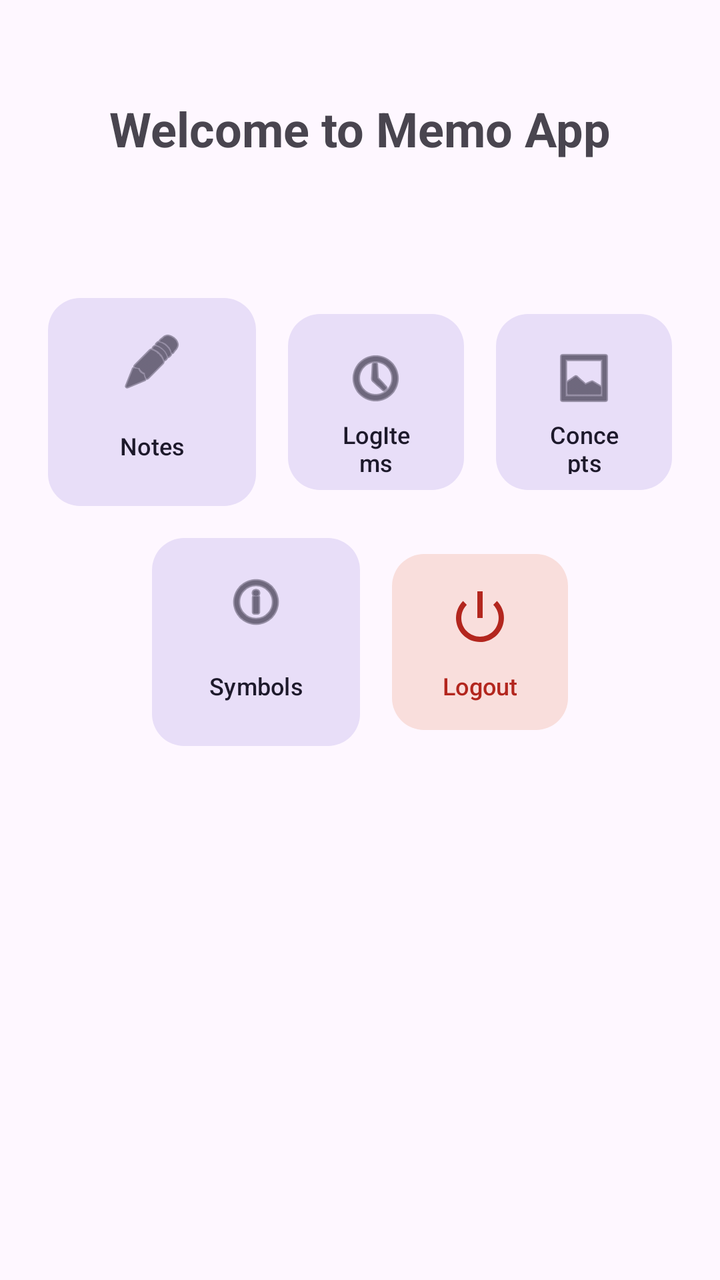
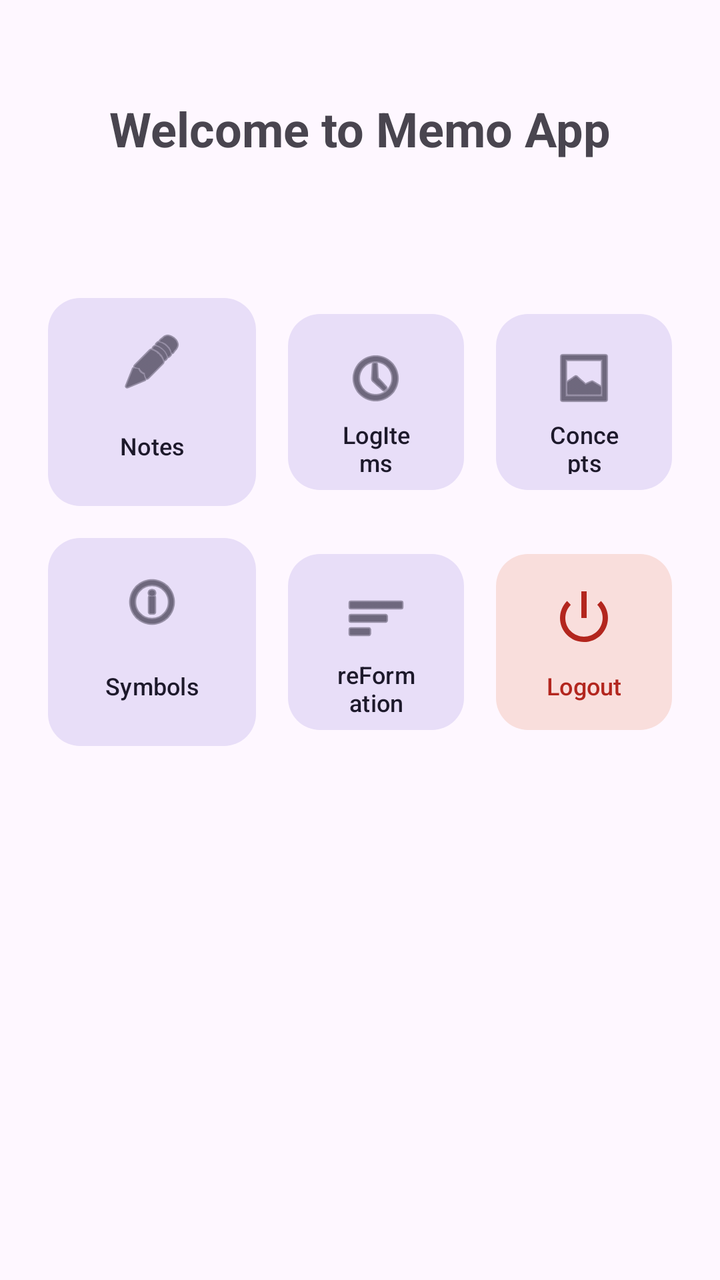

An Android layout rendered at two revisions. The XML below is the earlier revision; the diff shows what the commit changed to produce the second picture.
<!-- AndroidManifest.xml: application theme Theme.MemoApp -->
<!-- res/layout/fragment_home.xml -->
<?xml version="1.0" encoding="utf-8"?>
<androidx.constraintlayout.widget.ConstraintLayout xmlns:android="http://schemas.android.com/apk/res/android"
    xmlns:app="http://schemas.android.com/apk/res-auto"
    xmlns:tools="http://schemas.android.com/tools"
    android:layout_width="match_parent"
    android:layout_height="match_parent"
    android:padding="16dp"
    tools:context=".HomeFragment">

    <TextView
        android:id="@+id/text_home_title"
        android:layout_width="wrap_content"
        android:layout_height="wrap_content"
        android:layout_marginTop="32dp"
        android:text="Welcome to Memo App"
        android:textSize="24sp"
        android:textStyle="bold"
        app:layout_constraintEnd_toEndOf="parent"
        app:layout_constraintStart_toStartOf="parent"
        app:layout_constraintTop_toTopOf="parent" />

    
    <com.google.android.material.button.MaterialButton
        android:id="@+id/button_to_notes"
        style="@style/Widget.Material3.Button.TonalButton"
        android:layout_width="0dp"
        android:layout_height="0dp"
        android:layout_margin="8dp"
        android:paddingTop="16dp"
        android:paddingBottom="8dp"
        android:insetTop="0dp"
        android:insetBottom="0dp"
        android:text="Notes"
        android:textAllCaps="false"
        android:textSize="12sp"
        app:cornerRadius="16dp"
        app:icon="@android:drawable/ic_menu_edit"
        app:iconGravity="top"
        app:iconPadding="4dp"
        app:iconSize="32dp"
        app:layout_constraintDimensionRatio="1:1"
        app:layout_constraintEnd_toStartOf="@+id/button_to_log_item"
        app:layout_constraintHorizontal_chainStyle="packed"
        app:layout_constraintStart_toStartOf="parent"
        app:layout_constraintTop_toBottomOf="@+id/text_home_title"
        app:layout_constraintBottom_toTopOf="@+id/button_to_symbols"
        app:layout_constraintVertical_bias="0.2"
        app:layout_constraintVertical_chainStyle="packed" />


    <com.google.android.material.button.MaterialButton
        android:id="@+id/button_to_log_item"
        style="@style/Widget.Material3.Button.TonalButton"
        android:layout_width="0dp"
        android:layout_height="0dp"
        android:layout_margin="8dp"
        android:paddingTop="16dp"
        android:paddingBottom="8dp"
        android:insetTop="0dp"
        android:insetBottom="0dp"
        android:text="LogItems"
        android:textAllCaps="false"
        android:textSize="12sp"
        app:cornerRadius="16dp"
        app:icon="@android:drawable/ic_menu_recent_history"
        app:iconGravity="top"
        app:iconPadding="4dp"
        app:iconSize="32dp"
        app:layout_constraintDimensionRatio="1:1"
        app:layout_constraintEnd_toStartOf="@+id/button_to_concepts"
        app:layout_constraintStart_toEndOf="@+id/button_to_notes"
        app:layout_constraintTop_toTopOf="@+id/button_to_notes"
        app:layout_constraintBottom_toBottomOf="@+id/button_to_notes" />

    <com.google.android.material.button.MaterialButton
        android:id="@+id/button_to_concepts"
        style="@style/Widget.Material3.Button.TonalButton"
        android:layout_width="0dp"
        android:layout_height="0dp"
        android:layout_margin="8dp"
        android:paddingTop="16dp"
        android:paddingBottom="8dp"
        android:insetTop="0dp"
        android:insetBottom="0dp"
        android:text="Concepts"
        android:textAllCaps="false"
        android:textSize="12sp"
        app:cornerRadius="16dp"
        app:icon="@android:drawable/ic_menu_gallery"
        app:iconGravity="top"
        app:iconPadding="4dp"
        app:iconSize="32dp"
        app:layout_constraintDimensionRatio="1:1"
        app:layout_constraintEnd_toEndOf="parent"
        app:layout_constraintStart_toEndOf="@+id/button_to_log_item"
        app:layout_constraintTop_toTopOf="@+id/button_to_notes"
        app:layout_constraintBottom_toBottomOf="@+id/button_to_notes" />

    
    <com.google.android.material.button.MaterialButton
        android:id="@+id/button_to_symbols"
        style="@style/Widget.Material3.Button.TonalButton"
        android:layout_width="0dp"
        android:layout_height="0dp"
        android:layout_margin="8dp"
        android:paddingTop="16dp"
        android:paddingBottom="8dp"
        android:insetTop="0dp"
        android:insetBottom="0dp"
        android:text="Symbols"
        android:textAllCaps="false"
        android:textSize="12sp"
        app:cornerRadius="16dp"
        app:icon="@android:drawable/ic_menu_info_details"
        app:iconGravity="top"
        app:iconPadding="4dp"
        app:iconSize="32dp"
        app:layout_constraintBottom_toBottomOf="parent"
        app:layout_constraintDimensionRatio="1:1"
        app:layout_constraintEnd_toStartOf="@+id/button_logout"
        app:layout_constraintHorizontal_chainStyle="packed"
        app:layout_constraintStart_toStartOf="parent"
        app:layout_constraintTop_toBottomOf="@+id/button_to_notes"
        app:layout_constraintVertical_bias="0" />

    <com.google.android.material.button.MaterialButton
        android:id="@+id/button_logout"
        style="@style/Widget.Material3.Button.TonalButton"
        android:layout_width="0dp"
        android:layout_height="0dp"
        android:layout_margin="8dp"
        android:paddingTop="16dp"
        android:paddingBottom="8dp"
        android:insetTop="0dp"
        android:insetBottom="0dp"
        android:text="Logout"
        android:textAllCaps="false"
        android:textSize="12sp"
        app:cornerRadius="16dp"
        app:icon="@android:drawable/ic_lock_power_off"
        app:iconGravity="top"
        app:iconPadding="4dp"
        app:iconSize="32dp"
        app:backgroundTint="?attr/colorErrorContainer"
        app:iconTint="?attr/colorError"
        android:textColor="?attr/colorError"
        app:layout_constraintDimensionRatio="1:1"
        app:layout_constraintEnd_toEndOf="parent"
        app:layout_constraintHorizontal_bias="0.5"
        app:layout_constraintStart_toEndOf="@+id/button_to_symbols"
        app:layout_constraintTop_toTopOf="@+id/button_to_symbols"
        app:layout_constraintBottom_toBottomOf="@+id/button_to_symbols" />

</androidx.constraintlayout.widget.ConstraintLayout>
<!-- resources referenced by this layout -->
<resources>
  <style name="Theme.MemoApp" parent="Base.Theme.MemoApp" />
  <style name="Base.Theme.MemoApp" parent="Theme.Material3.DayNight.NoActionBar">
          
          
      </style>
</resources>

<!-- the commit's change to res/layout/fragment_home.xml (unified diff, before → after) -->
@@ -117,11 +117,35 @@
         app:iconSize="32dp"
         app:layout_constraintBottom_toBottomOf="parent"
         app:layout_constraintDimensionRatio="1:1"
-        app:layout_constraintEnd_toStartOf="@+id/button_logout"
+        app:layout_constraintEnd_toStartOf="@+id/button_to_reformation"
         app:layout_constraintHorizontal_chainStyle="packed"
         app:layout_constraintStart_toStartOf="parent"
         app:layout_constraintTop_toBottomOf="@+id/button_to_notes"
         app:layout_constraintVertical_bias="0" />
+
+    <com.google.android.material.button.MaterialButton
+        android:id="@+id/button_to_reformation"
+        style="@style/Widget.Material3.Button.TonalButton"
+        android:layout_width="0dp"
+        android:layout_height="0dp"
+        android:layout_margin="8dp"
+        android:paddingTop="16dp"
+        android:paddingBottom="8dp"
+        android:insetTop="0dp"
+        android:insetBottom="0dp"
+        android:text="reFormation"
+        android:textAllCaps="false"
+        android:textSize="12sp"
+        app:cornerRadius="16dp"
+        app:icon="@android:drawable/ic_menu_sort_by_size"
+        app:iconGravity="top"
+        app:iconPadding="4dp"
+        app:iconSize="32dp"
+        app:layout_constraintDimensionRatio="1:1"
+        app:layout_constraintEnd_toStartOf="@+id/button_logout"
+        app:layout_constraintStart_toEndOf="@+id/button_to_symbols"
+        app:layout_constraintTop_toTopOf="@+id/button_to_symbols"
+        app:layout_constraintBottom_toBottomOf="@+id/button_to_symbols" />
 
     <com.google.android.material.button.MaterialButton
         android:id="@+id/button_logout"
@@ -147,7 +171,7 @@
         app:layout_constraintDimensionRatio="1:1"
         app:layout_constraintEnd_toEndOf="parent"
         app:layout_constraintHorizontal_bias="0.5"
-        app:layout_constraintStart_toEndOf="@+id/button_to_symbols"
+        app:layout_constraintStart_toEndOf="@+id/button_to_reformation"
         app:layout_constraintTop_toTopOf="@+id/button_to_symbols"
         app:layout_constraintBottom_toBottomOf="@+id/button_to_symbols" />
 
